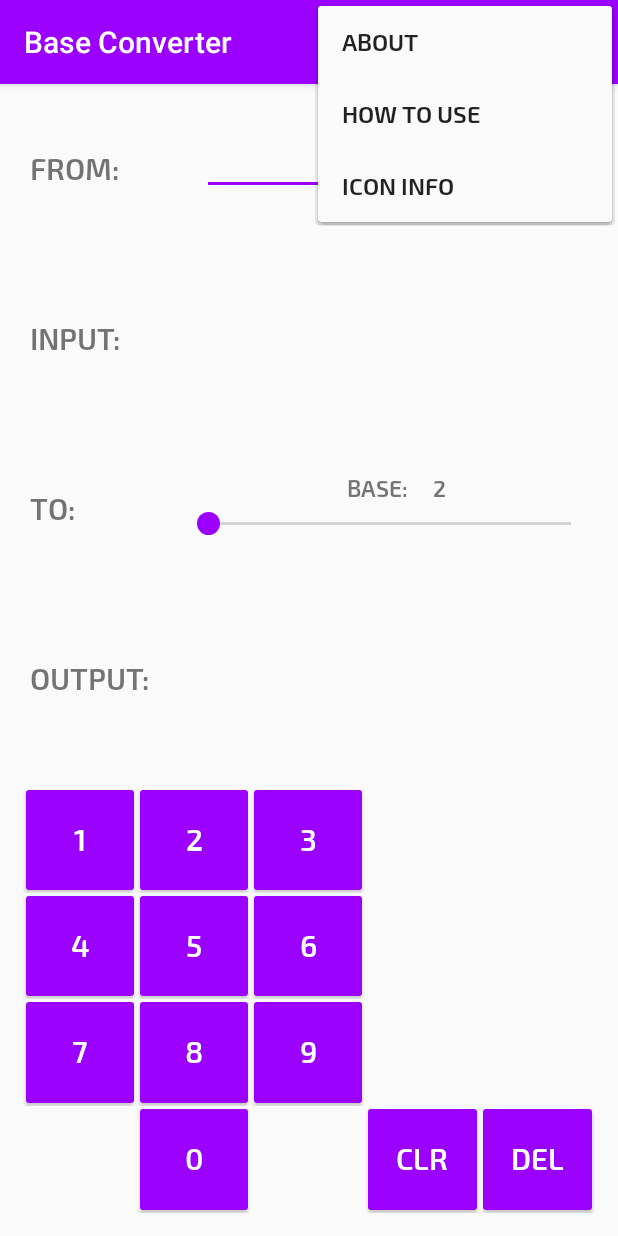
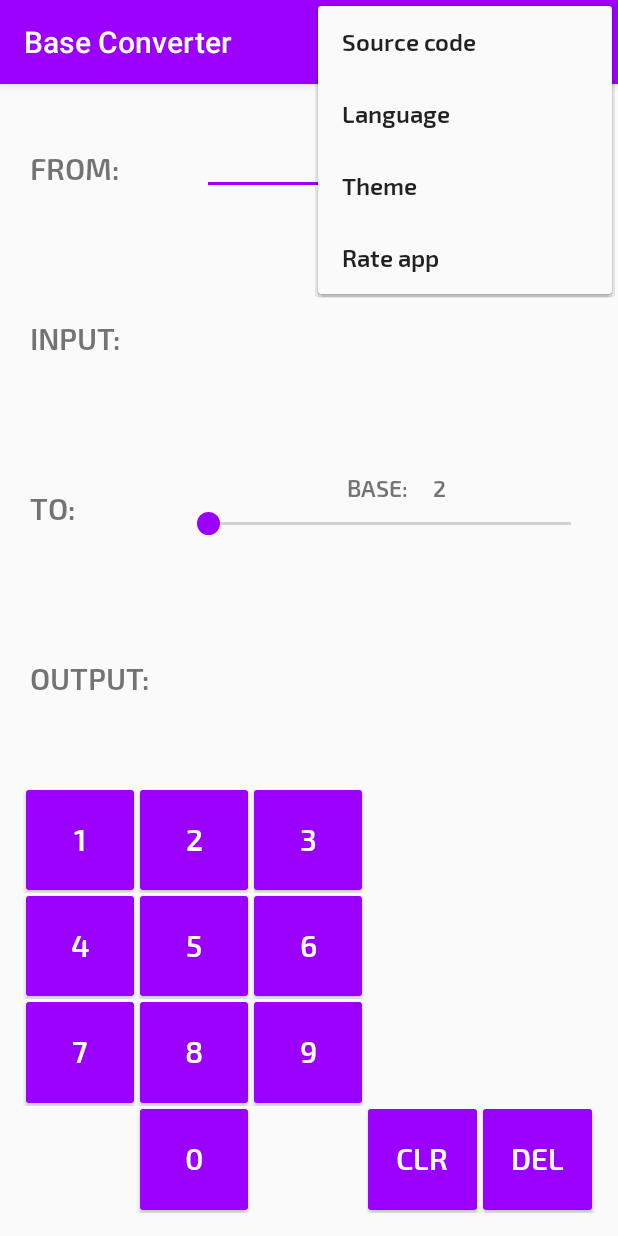
Before and after one commit to nicoqueijo/Android-Base-Converter, an Android app: the screen it shows after launch (MainActivity), with the options menu open, on a phone screen of 412 x 824 dp. Run offline under Robolectric (Android 15) with nearby library versions, the phone set to English and light mode, and no system bars.

Commit message:
removed old menu and replaced with a new one

```diff
--- a/app/src/main/res/menu/menu.xml
+++ b/app/src/main/res/menu/menu.xml
@@ -1,14 +1,20 @@
 <?xml version="1.0" encoding="utf-8"?>
-<menu xmlns:android="http://schemas.android.com/apk/res/android">
-
+<menu xmlns:android="http://schemas.android.com/apk/res/android"
+    xmlns:app="http://schemas.android.com/apk/res-auto">
     <item
-        android:id="@+id/menu_about"
-        android:title="@string/about"/>
+        android:id="@+id/menu_item_source_code"
+        android:title="@string/source_code"
+        app:showAsAction="never" />
     <item
-        android:id="@+id/menu_how_to_use"
-        android:title="@string/how_to_use"/>
+        android:id="@+id/menu_item_language"
+        android:title="@string/language"
+        app:showAsAction="never" />
     <item
-        android:id="@+id/menu_icon_info"
-        android:title="@string/icon_info"/>
-
+        android:id="@+id/menu_item_theme"
+        android:title="@string/theme"
+        app:showAsAction="never" />
+    <item
+        android:id="@+id/menu_item_rate"
+        android:title="@string/rate_app"
+        app:showAsAction="never" />
 </menu>
--- a/app/src/main/res/values/strings.xml
+++ b/app/src/main/res/values/strings.xml
@@ -26,18 +26,8 @@
     <string name="output">OUTPUT:</string>
     <string name="title">Base Converter</string>
     <string name="app_name">BASE CONVERTER</string>
-    <string name="about">ABOUT</string>
-    <string name="how_to_use">HOW TO USE</string>
-    <string name="icon_info">ICON INFO</string>
-    <string name="about_message">ABOUT\n\nThe source code for this project can be found at
-        github.com/nicoqueijo
-    </string>
-    <string name="how_to_use_message">HOW TO USE\n\nUse the first slider to set the base of
-        the number you want to convert.\n\nEnter the number you want to convert using the
-        buttons.\n\nUse the second slider to convert the number to a new base.\n\nYou can
-        also copy the input or output by longpressing it.
-    </string>
-    <string name="icon_info_message">ICON INFO\n\nLauncher icon for this app made by Freepik
-        from www.flaticon.com is licensed by CC 3.0 BY
-    </string>
+    <string name="source_code">Source code</string>
+    <string name="language">Language</string>
+    <string name="theme">Theme</string>
+    <string name="rate_app">Rate app</string>
 </resources>
```
Also changed, not shown: app/src/main/java/com/nicoqueijo/android/baseconverter/MainActivity.java (+30 -18 lines).
